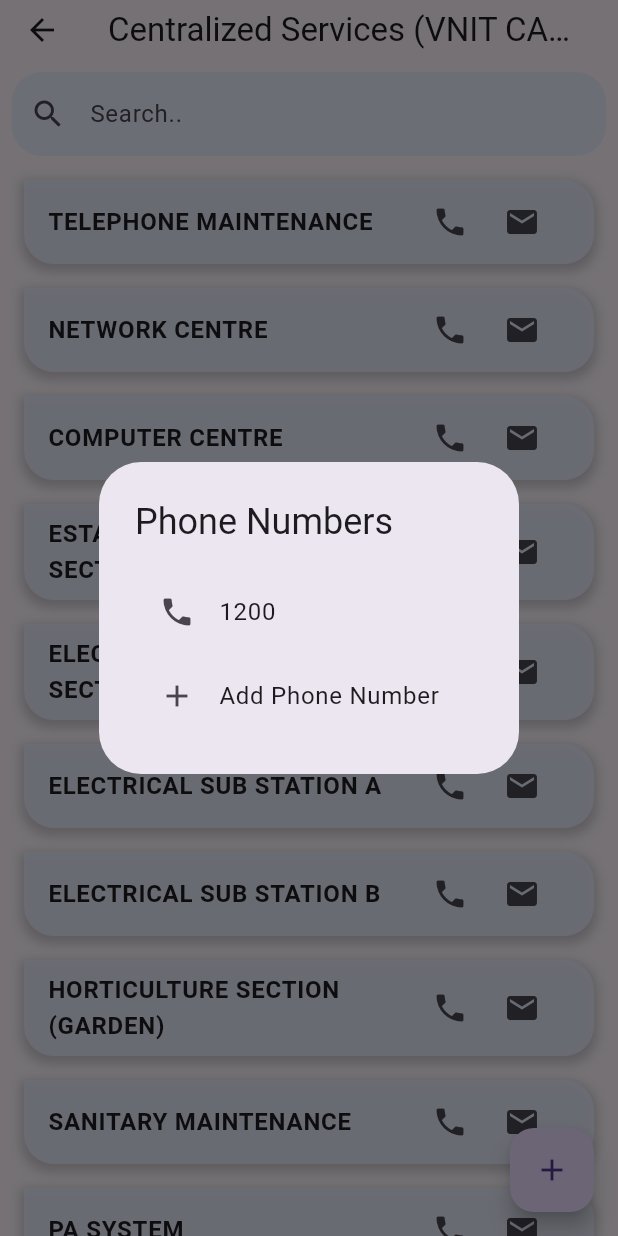
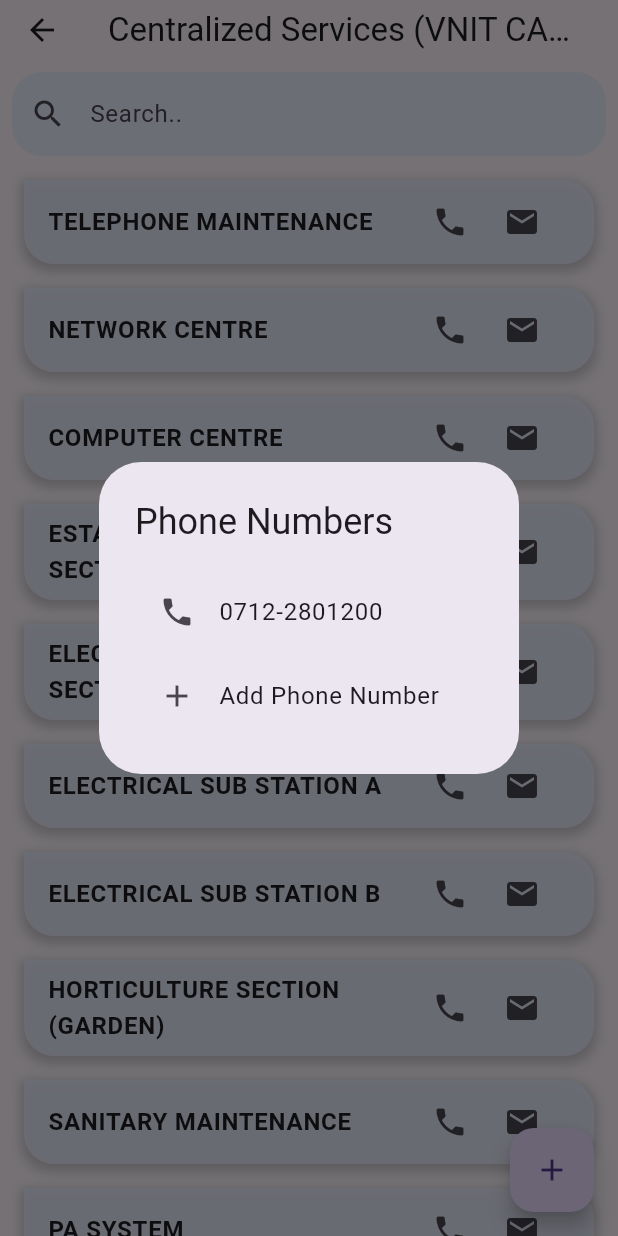
Before and after one commit to harshada1108/Vnit_telephone_directory, a Flutter app: the ContactsPage screen opened directly, after a tap on the "phone" icon, on a phone screen of 412 x 824 dp. Run offline on Flutter 3.47's test engine with Material 3 defaults, Android fonts, the phone set to English and light mode, and no system bars; our stand-ins replace shared_preferences; accounts and stored records are empty.

Commit message:
added full phone number in dialog box

```diff
--- a/telephone_directory/lib/ContactsPage.dart
+++ b/telephone_directory/lib/ContactsPage.dart
@@ -554,8 +554,11 @@
           mainAxisSize: MainAxisSize.min,
           children: [
             ...phoneNumbers.map((phone) {
+              final displayPhone = phone.length == 10
+                  ? phone // Display mobile number as is
+                  : "0712-280$phone";
               return ListTile(
-                title: Text(phone),
+                title: Text(displayPhone),
                 leading: Icon(Icons.phone),
                 onTap: () => _makePhoneCall(phone),
               );
```
